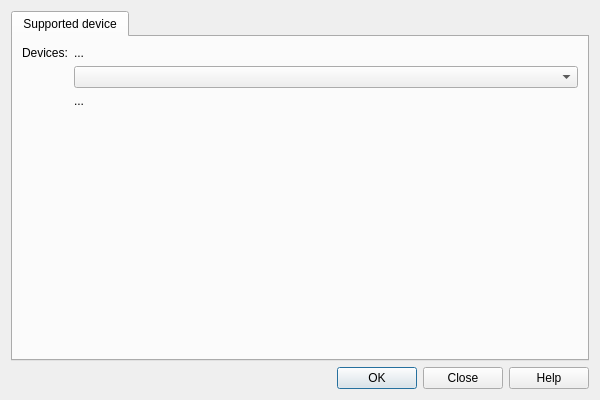
First picture: the form in openhantek/src/selectdevice/selectsupporteddevice.ui, repository OpenHantek/OpenHantek6022, before the edit.
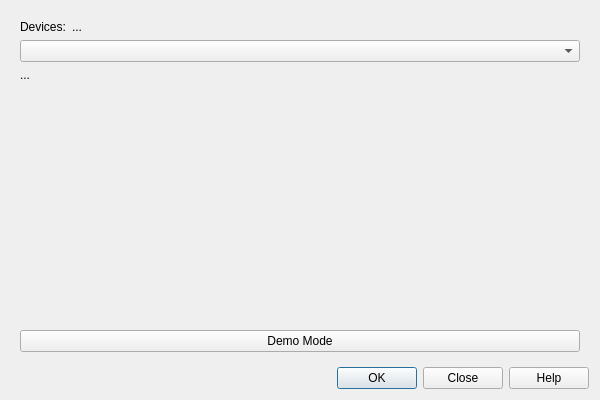
Second picture: the form after the edit.

Commit message: provide a demo mode button

What changed in the file:
```diff
--- a/openhantek/src/selectdevice/selectsupporteddevice.ui
+++ b/openhantek/src/selectdevice/selectsupporteddevice.ui
@@ -15,17 +15,7 @@
   </property>
   <layout class="QVBoxLayout" name="verticalLayout">
    <item>
-    <widget class="QTabWidget" name="tabWidget">
-     <property name="tabShape">
-      <enum>QTabWidget::Rounded</enum>
-     </property>
-     <property name="currentIndex">
-      <number>0</number>
-     </property>
-     <widget class="QWidget" name="tab">
-      <attribute name="title">
-       <string>Supported device</string>
-      </attribute>
+    <widget class="QFrame" name="frame">
       <layout class="QGridLayout" name="gridLayout">
        <item row="0" column="0">
         <widget class="QLabel" name="label">
@@ -50,10 +40,7 @@
          </property>
         </widget>
        </item>
-       <item row="1" column="1">
-        <widget class="QComboBox" name="cmbDevices"/>
-       </item>
-       <item row="2" column="1">
+      <item row="3" column="0" colspan="2">
         <widget class="QLabel" name="labelReadyState">
          <property name="text">
           <string>...</string>
@@ -66,7 +53,7 @@
          </property>
         </widget>
        </item>
-       <item row="3" column="1">
+      <item row="4" column="0" colspan="2">
         <spacer name="verticalSpacer">
          <property name="orientation">
           <enum>Qt::Vertical</enum>
@@ -79,8 +66,17 @@
          </property>
         </spacer>
        </item>
-      </layout>
-     </widget>
+      <item row="1" column="0" colspan="2">
+       <widget class="QComboBox" name="cmbDevices"/>
+      </item>
+      <item row="5" column="0" colspan="2">
+       <widget class="QPushButton" name="btnDemoMode">
+        <property name="text">
+         <string>Demo Mode</string>
+        </property>
+       </widget>
+      </item>
+     </layout>
     </widget>
    </item>
    <item>
```
Left out of the diff: 24 changed lines with no effect on the pictures. Lines whose indentation alone changed are shown as unchanged. The commit also changes 14 other files.
